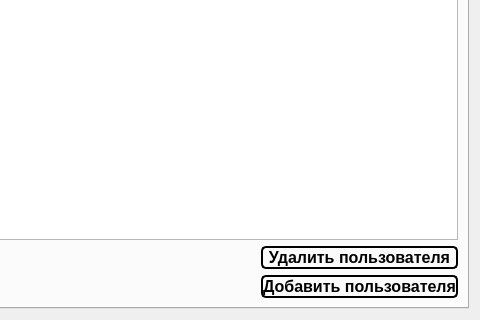
This is adminwin.ui in Rayzedan/SystemControlStudent as Qt 5 draws it before an edit; both pictures show x 800 to 1280 and y 400 to 720 of the 1280 by 720 pixel window. The edited form follows.
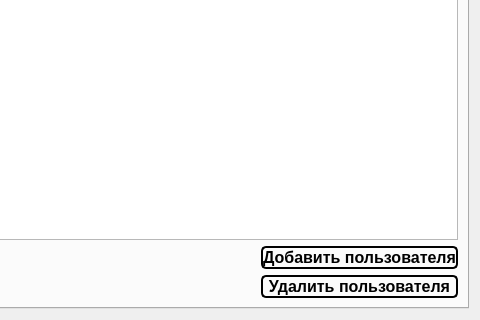
This is the edited form. The open tabs and pages were chosen to show the change. Custom widgets are drawn as their Qt base class.

What changed in the file:
```diff
--- a/adminwin.ui
+++ b/adminwin.ui
@@ -412,7 +412,7 @@
               </font>
              </property>
              <property name="text">
-              <string>Удалить пользователя</string>
+              <string>Добавить пользователя</string>
              </property>
             </widget>
            </item>
@@ -427,7 +427,7 @@
               </font>
              </property>
              <property name="text">
-              <string>Добавить пользователя</string>
+              <string>Удалить пользователя</string>
              </property>
             </widget>
            </item>
```
Left out of the diff: 2 changed lines with no effect on the pictures.
